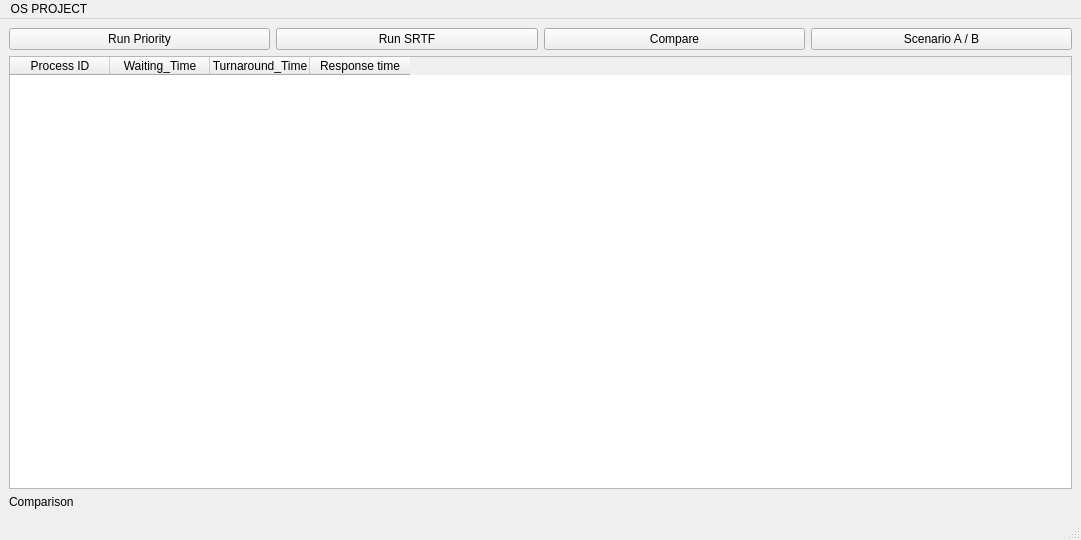
Before: the Qt Designer form src/util/test.ui in mohamedshaban463/Priority-vs-SRTF, drawn with Qt 5.
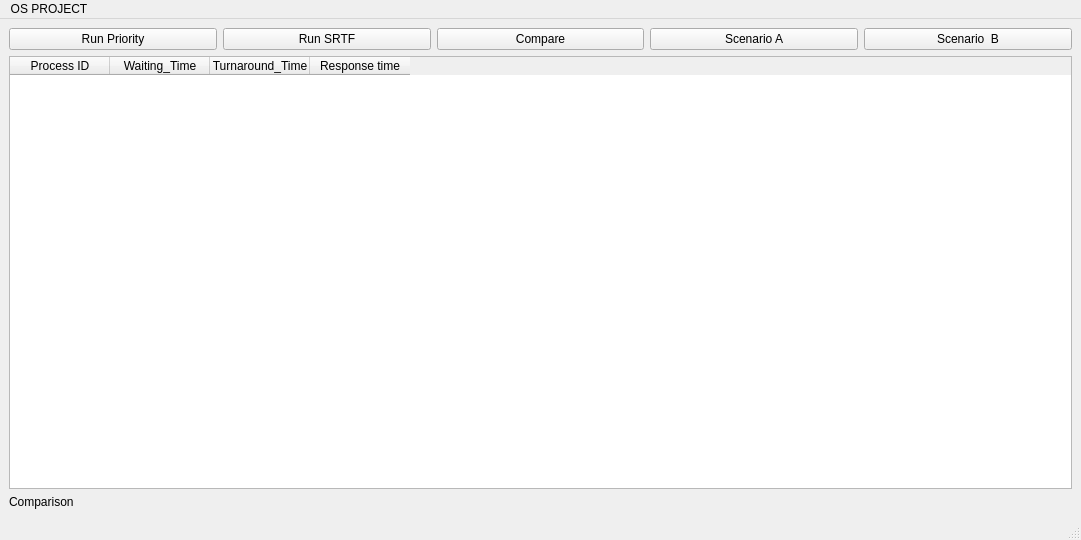
After: the same form once the commit is applied.

```diff
--- a/src/util/test.ui
+++ b/src/util/test.ui
@@ -22,6 +22,20 @@
       </property>
      </widget>
     </item>
+    <item row="0" column="2">
+     <widget class="QPushButton" name="compareButton">
+      <property name="text">
+       <string>Compare</string>
+      </property>
+     </widget>
+    </item>
+    <item row="0" column="4">
+     <widget class="QPushButton" name="scenarioB_Button">
+      <property name="text">
+       <string>Scenario  B</string>
+      </property>
+     </widget>
+    </item>
     <item row="0" column="1">
      <widget class="QPushButton" name="SRTFButton">
       <property name="text">
@@ -29,14 +43,14 @@
       </property>
      </widget>
     </item>
-    <item row="0" column="3">
-     <widget class="QPushButton" name="scenarioButton">
+    <item row="4" column="0" colspan="2">
+     <widget class="QLabel" name="comparison">
       <property name="text">
-       <string>Scenario A / B</string>
+       <string>Comparison</string>
       </property>
      </widget>
     </item>
-    <item row="1" column="0" colspan="4">
+    <item row="3" column="0" colspan="5">
      <widget class="QTableWidget" name="tableWidget">
       <column>
        <property name="text">
@@ -60,17 +74,10 @@
       </column>
      </widget>
     </item>
-    <item row="2" column="0" colspan="2">
-     <widget class="QLabel" name="comparison">
+    <item row="0" column="3">
+     <widget class="QPushButton" name="scenarioA_Button_2">
       <property name="text">
-       <string>Comparison</string>
-      </property>
-     </widget>
-    </item>
-    <item row="0" column="2">
-     <widget class="QPushButton" name="compareButton">
-      <property name="text">
-       <string>Compare</string>
+       <string>Scenario A</string>
       </property>
      </widget>
     </item>
```
